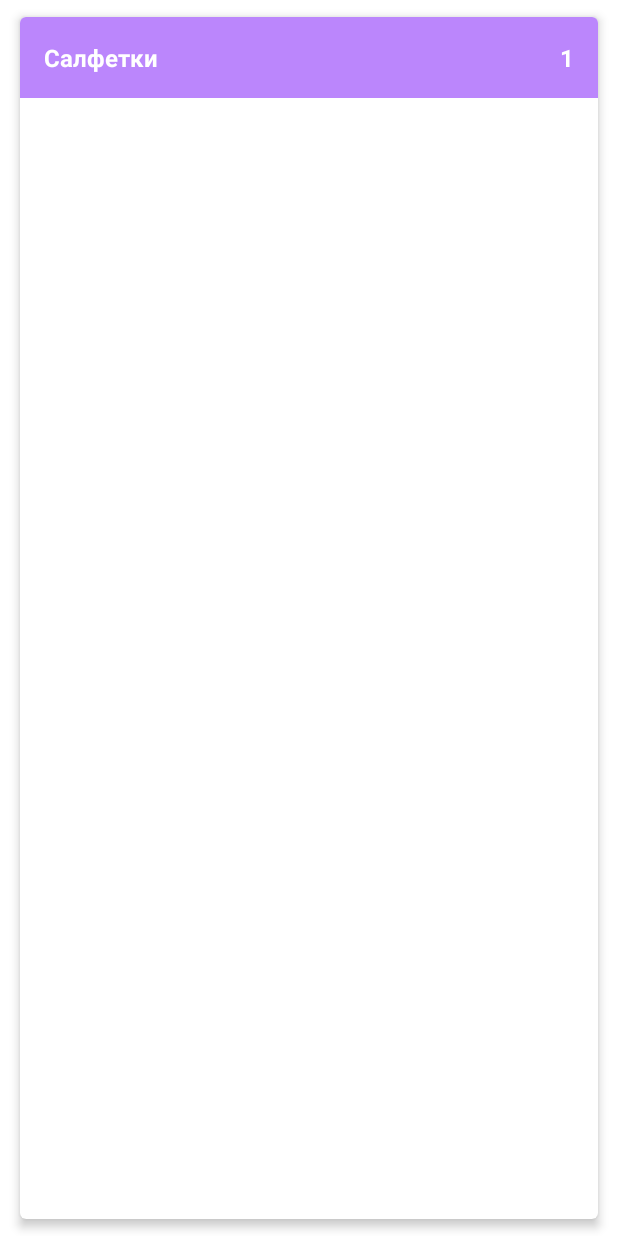
After one commit to GamZan/ShoppingList, an Android app: the layout item_shop_enabled.xml on its own in the app's theme, with its tools: preview values and no code run, on a phone screen of 412 x 824 dp. The commit adds this screen. Run offline under Robolectric (Android 15) with nearby library versions, the phone set to English and light mode, and no system bars.

Commit message:
First step

```diff
--- /dev/null
+++ b/app/src/main/res/drawable/ic_add.xml
@@ -0,0 +1,5 @@
+<vector android:height="24dp" android:tint="#000000"
+    android:viewportHeight="24" android:viewportWidth="24"
+    android:width="24dp" xmlns:android="http://schemas.android.com/apk/res/android">
+    <path android:fillColor="@android:color/white" android:pathData="M19,13h-6v6h-2v-6H5v-2h6V5h2v6h6v2z"/>
+</vector>
--- /dev/null
+++ b/app/src/main/res/layout/item_shop_enabled.xml
@@ -0,0 +1,43 @@
+<?xml version="1.0" encoding="utf-8"?>
+<androidx.cardview.widget.CardView xmlns:android="http://schemas.android.com/apk/res/android"
+    xmlns:app="http://schemas.android.com/apk/res-auto"
+    xmlns:tools="http://schemas.android.com/tools"
+    android:layout_width="match_parent"
+    android:layout_height="match_parent"
+    android:layout_marginStart="8dp"
+    android:layout_marginTop="4dp"
+    android:layout_marginEnd="8dp"
+    android:layout_marginBottom="4dp"
+    app:cardCornerRadius="4dp"
+    app:cardElevation="4dp"
+    app:cardUseCompatPadding="true">
+
+    <LinearLayout
+        android:layout_width="match_parent"
+        android:layout_height="wrap_content"
+        android:background="@color/purple_200"
+        android:orientation="horizontal"
+        android:padding="16dp">
+
+        <TextView
+            android:id="@+id/tv_name"
+            android:layout_width="0dp"
+            android:layout_height="wrap_content"
+            android:layout_weight="1"
+            android:textColor="@color/white"
+            android:textSize="16dp"
+            android:textStyle="bold"
+            tools:text="Салфетки" />
+
+        <TextView
+            android:id="@+id/tv_count"
+            android:layout_width="wrap_content"
+            android:layout_height="wrap_content"
+            android:textColor="@color/white"
+            android:textSize="16dp"
+            android:textStyle="bold"
+            tools:text="1" />
+
+    </LinearLayout>
+
+</androidx.cardview.widget.CardView>
```
Also changed, not shown: app/src/main/java/com/example/shoppinglist/data/ShopListRepositoryImpl.kt (added, +56 -0 lines), app/src/main/java/com/example/shoppinglist/domain/AddShopItemUseCase.kt (added, +8 -0 lines), app/src/main/java/com/example/shoppinglist/domain/DeleteShopItemUseCase.kt (added, +8 -0 lines), app/src/main/java/com/example/shoppinglist/domain/EditShopItemUseCase.kt (added, +8 -0 lines), app/src/main/java/com/example/shoppinglist/domain/GetShopItemUseCase.kt (added, +8 -0 lines), app/src/main/java/com/example/shoppinglist/domain/GetShopListUseCase.kt (added, +10 -0 lines), app/src/main/java/com/example/shoppinglist/domain/ShopItem.kt (added, +14 -0 lines), app/src/main/java/com/example/shoppinglist/domain/ShopListRepository.kt (added, +16 -0 lines), app/src/main/java/com/example/shoppinglist/presentation/MainActivity.kt (+16 -0 lines), app/src/main/java/com/example/shoppinglist/presentation/MainViewModel.kt (added, +30 -0 lines), app/src/main/res/layout/activity_main.xml (+20 -5 lines), app/src/main/res/layout/item_shop_disabled.xml (added, +43 -0 lines).
